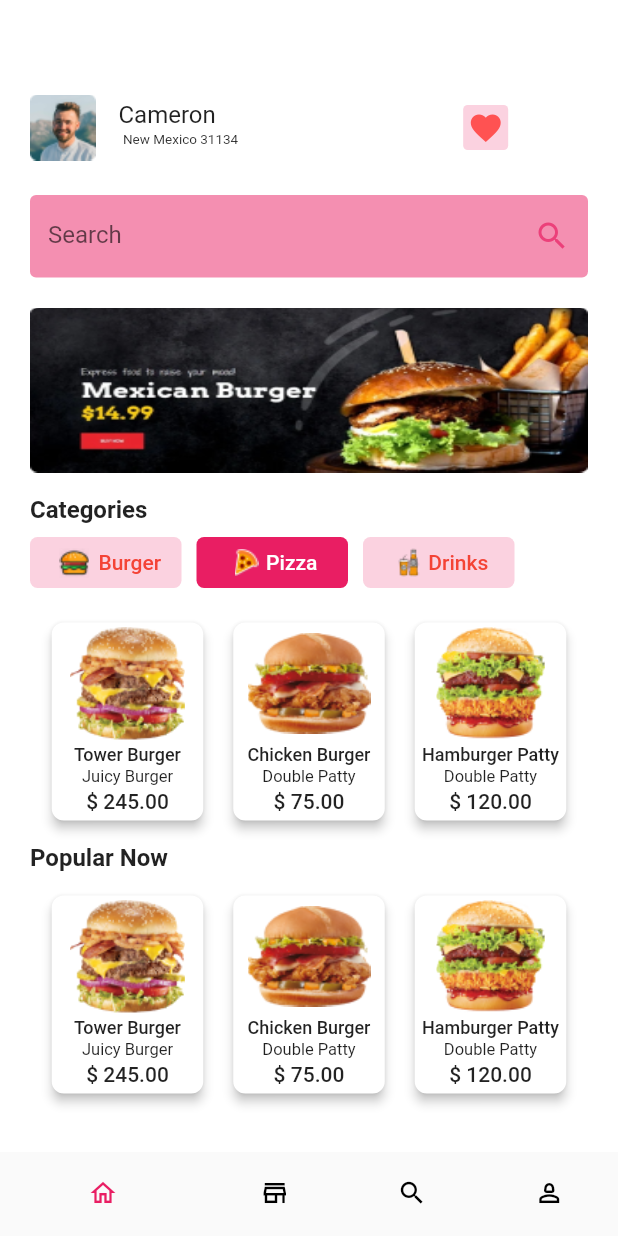
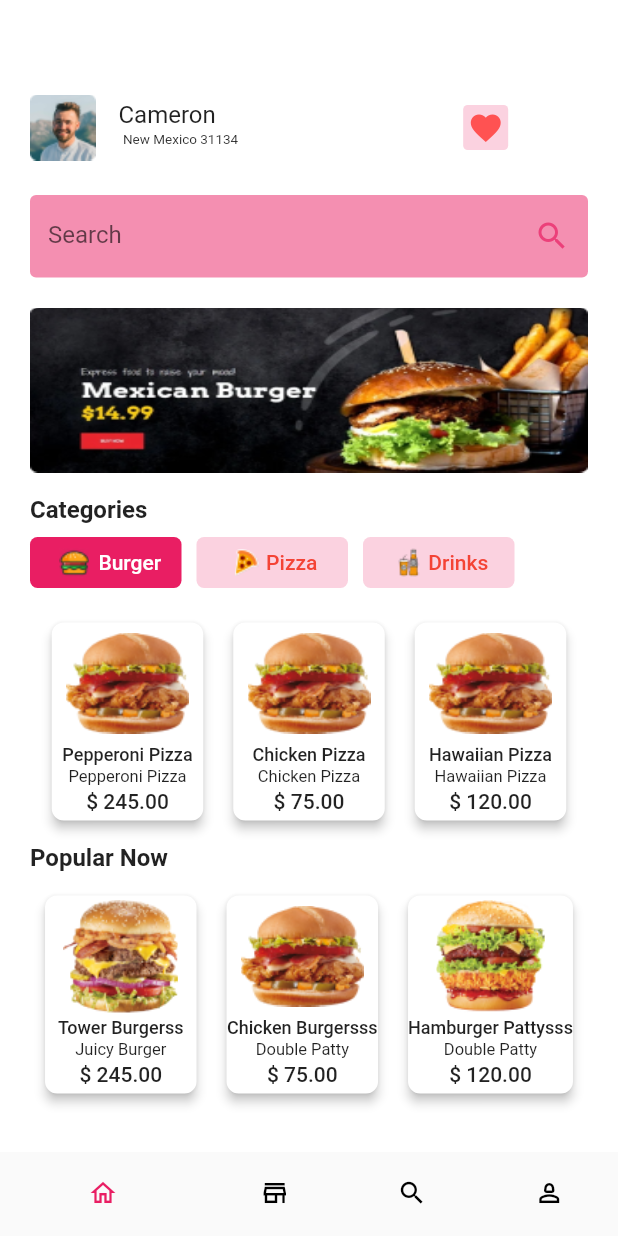
Before and after one commit to bibekbajagain074/Burger-DeliveryUI-clone, a Flutter app: the HomePage screen opened directly, after a tap on "Pizza", on a phone screen of 412 x 824 dp. Run offline on Flutter 3.47's test engine with Material 2 defaults, Android fonts, the phone set to English and light mode, and no system bars.

Commit message:
data pass on navigation + statful widget intro

```diff
--- a/lib/data/burger_data.dart
+++ b/lib/data/burger_data.dart
@@ -1,5 +1,29 @@
 import 'package:flutter/material.dart';
 
+List<Map<String, dynamic>> pizzaList = [
+
+  {
+    'name': 'Pepperoni Pizza',
+    'price': "\$ 245.00",
+    'image': "images/B2.png",
+    'subtitle': 'Pepperoni Pizza'
+  },
+  {
+    'name': 'Chicken Pizza',
+    'price': "\$ 75.00",
+    'image': "images/B2.png",
+    'subtitle': 'Chicken Pizza'
+  },
+  {
+    'name': 'Hawaiian Pizza',
+    'price': "\$ 120.00",
+    'image': "images/B2.png",
+    'subtitle': 'Hawaiian Pizza'
+  },
+
+
+
+];
 
 List<Map<String, dynamic>> menuList = [
   {
@@ -8,7 +32,6 @@ List<Map<String, dynamic>> menuList = [
     'image': "images/B1.png",
     'subtitle': 'Juicy Burger'
   },
-
   {
     'name': 'Chicken Burger',
     'price': "\$ 75.00",
@@ -22,3 +45,24 @@ List<Map<String, dynamic>> menuList = [
     'subtitle': 'Double Patty'
   },
 ];
+
+List<Map<String, dynamic>> popularList = [
+  {
+    'name': 'Tower Burgerss',
+    'price': "\$ 245.00",
+    'image': "images/B1.png",
+    'subtitle': 'Juicy Burger'
+  },
+  {
+    'name': 'Chicken Burgersss',
+    'price': "\$ 75.00",
+    'image': "images/B2.png",
+    'subtitle': 'Double Patty'
+  },
+  {
+    'name': 'Hamburger Pattysss',
+    'price': "\$ 120.00",
+    'image': "images/b3.png",
+    'subtitle': 'Double Patty'
+  },
+];
--- a/lib/screens/detail_page.dart
+++ b/lib/screens/detail_page.dart
@@ -1,14 +1,12 @@
-
 import 'package:flutter/cupertino.dart';
 import 'package:flutter/material.dart';
 
 import '../data/burger_data.dart';
 import 'add_cart.dart';
 
-
 class DetailPage extends StatelessWidget {
-  final String product;
-  DetailPage({Key? key, required this.product}) : super(key: key);
+  final Map foodDetail;
+  DetailPage({Key? key, required this.foodDetail}) : super(key: key);
 
   @override
   Widget build(BuildContext context) {
@@ -30,7 +28,7 @@ class DetailPage extends StatelessWidget {
                     onTap: () {
                       Navigator.pop(context);
                     },
-                    child: CircleAvatar(
+                    child: const CircleAvatar(
                       radius: 18,
                       backgroundColor: Colors.white,
                       child: Icon(
@@ -48,7 +46,10 @@ class DetailPage extends StatelessWidget {
                   decoration: BoxDecoration(
                       image: DecorationImage(
                           image: AssetImage(
-                    "images/burger.png",
+
+                  foodDetail['image'],
+
+
                   ))),
                 ),
               ],
--- a/lib/screens/home_page.dart
+++ b/lib/screens/home_page.dart
@@ -1,5 +1,5 @@
 import 'package:flutter/material.dart';
-
+import '../data/burger_data.dart';
 import 'detail_page.dart';
 
 class HomePage extends StatefulWidget {
@@ -10,29 +10,10 @@ class HomePage extends StatefulWidget {
 }
 
 class _HomePageState extends State<HomePage> {
-  List<Map<String, dynamic>> menuList = [
-    {
-      'name': 'Tower Burger',
-      'price': "\$ 245.00",
-      'image': "images/B1.png",
-      'subtitle': 'Juicy Burger'
-    },
-    {
-      'name': 'Chicken Burger',
-      'price': "\$ 75.00",
-      'image': "images/B2.png",
-      'subtitle': 'Double Patty'
-    },
-    {
-      'name': 'Hamburger Patty',
-      'price': "\$ 120.00",
-      'image': "images/b3.png",
-      'subtitle': 'Double Patty'
-    },
-  ];
-
+  List dataToShow = menuList;
   int tabs = 0;
   int _selectedIndex = 0;
+
   void _onItemTapped(int index) {
     setState(() {
       _selectedIndex = index;
@@ -210,6 +191,7 @@ class _HomePageState extends State<HomePage> {
                         onTap: () {
                           setState(() {
                             tabs = 0;
+                            dataToShow = menuList;
                           });
                         },
                         child: Container(
@@ -248,7 +230,7 @@ class _HomePageState extends State<HomePage> {
                       GestureDetector(
                         onTap: () {
                           setState(() {
-                            tabs = 1;
+                            dataToShow = pizzaList;
                           });
                         },
                         child: Container(
@@ -336,7 +318,7 @@ class _HomePageState extends State<HomePage> {
                   shrinkWrap: true,
                   scrollDirection: Axis.horizontal,
                   physics: BouncingScrollPhysics(),
-                  itemCount: menuList.length,
+                  itemCount: dataToShow.length,
                   itemBuilder: (context, index) {
                     return GestureDetector(
                       onTap: () {
@@ -344,7 +326,7 @@ class _HomePageState extends State<HomePage> {
                             context,
                             MaterialPageRoute(
                               builder: (_) => DetailPage(
-                                product: "",
+                                foodDetail: dataToShow[index],
                               ),
                             ));
                       },
@@ -359,7 +341,7 @@ class _HomePageState extends State<HomePage> {
                           children: [
                             Hero(
                               tag: Image.asset(
-                                menuList[index]['image'],
+                                dataToShow[index]['image'],
                               ),
                               child: Padding(
                                 padding: const EdgeInsets.all(3.0),
@@ -370,7 +352,7 @@ class _HomePageState extends State<HomePage> {
                                       borderRadius: BorderRadius.circular(10),
                                       image: DecorationImage(
                                         image: AssetImage(
-                                            menuList[index]['image']),
+                                            dataToShow[index]['image']),
                                       )),
                                 ),
                               ),
@@ -378,7 +360,7 @@ class _HomePageState extends State<HomePage> {
                             SizedBox(
                               height: 15,
                               child: Text(
-                                menuList[index]['name'],
+                                dataToShow[index]['name'],
                                 style: TextStyle(
                                     fontSize: 12, fontWeight: FontWeight.w500),
                               ),
@@ -386,7 +368,7 @@ class _HomePageState extends State<HomePage> {
                             SizedBox(
                               height: 15,
                               child: Text(
-                                menuList[index]['subtitle'],
+                                dataToShow[index]['subtitle'],
                                 style: TextStyle(
                                     fontSize: 11, fontWeight: FontWeight.w400),
                               ),
@@ -394,7 +376,7 @@ class _HomePageState extends State<HomePage> {
                             SizedBox(
                               height: 15,
                               child: Text(
-                                menuList[index]["price"],
+                                dataToShow[index]["price"],
                                 style: TextStyle(
                                     fontSize: 14, fontWeight: FontWeight.w500),
                               ),
@@ -427,7 +409,7 @@ class _HomePageState extends State<HomePage> {
                   shrinkWrap: true,
                   scrollDirection: Axis.horizontal,
                   physics: BouncingScrollPhysics(),
-                  itemCount: menuList.length,
+                  itemCount: popularList.length,
                   itemBuilder: (context, index) {
                     return GestureDetector(
                       onTap: () {
@@ -435,7 +417,7 @@ class _HomePageState extends State<HomePage> {
                             context,
                             MaterialPageRoute(
                               builder: (_) => DetailPage(
-                                product: "",
+                                foodDetail: popularList[index],
                               ),
                             ));
                       },
@@ -450,7 +432,7 @@ class _HomePageState extends State<HomePage> {
                           children: [
                             Hero(
                               tag: Image.asset(
-                                menuList[index]['image'],
+                                popularList[index]['image'],
                               ),
                               child: Padding(
                                 padding: const EdgeInsets.all(3.0),
@@ -461,7 +443,7 @@ class _HomePageState extends State<HomePage> {
                                       borderRadius: BorderRadius.circular(10),
                                       image: DecorationImage(
                                         image: AssetImage(
-                                            menuList[index]['image']),
+                                            popularList[index]['image']),
                                       )),
                                 ),
                               ),
@@ -469,7 +451,7 @@ class _HomePageState extends State<HomePage> {
                             SizedBox(
                               height: 15,
                               child: Text(
-                                menuList[index]['name'],
+                                popularList[index]['name'],
                                 style: TextStyle(
                                     fontSize: 12, fontWeight: FontWeight.w500),
                               ),
@@ -477,7 +459,7 @@ class _HomePageState extends State<HomePage> {
                             SizedBox(
                               height: 15,
                               child: Text(
-                                menuList[index]['subtitle'],
+                                popularList[index]['subtitle'],
                                 style: TextStyle(
                                     fontSize: 11, fontWeight: FontWeight.w400),
                               ),
@@ -485,7 +467,7 @@ class _HomePageState extends State<HomePage> {
                             SizedBox(
                               height: 15,
                               child: Text(
-                                menuList[index]["price"],
+                                popularList[index]["price"],
                                 style: TextStyle(
                                     fontSize: 14, fontWeight: FontWeight.w500),
                               ),
```
